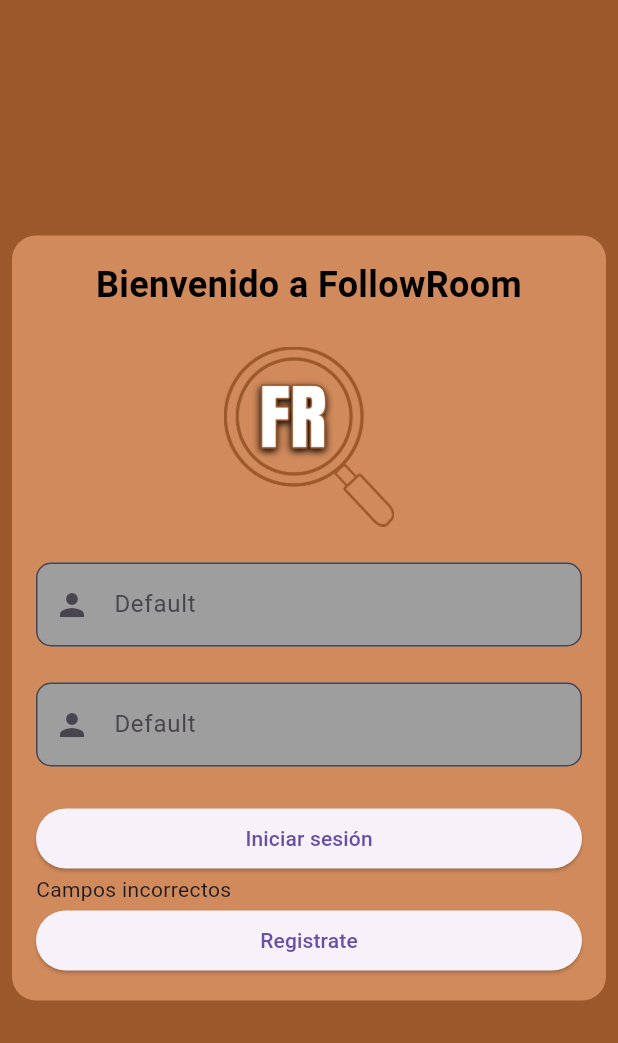
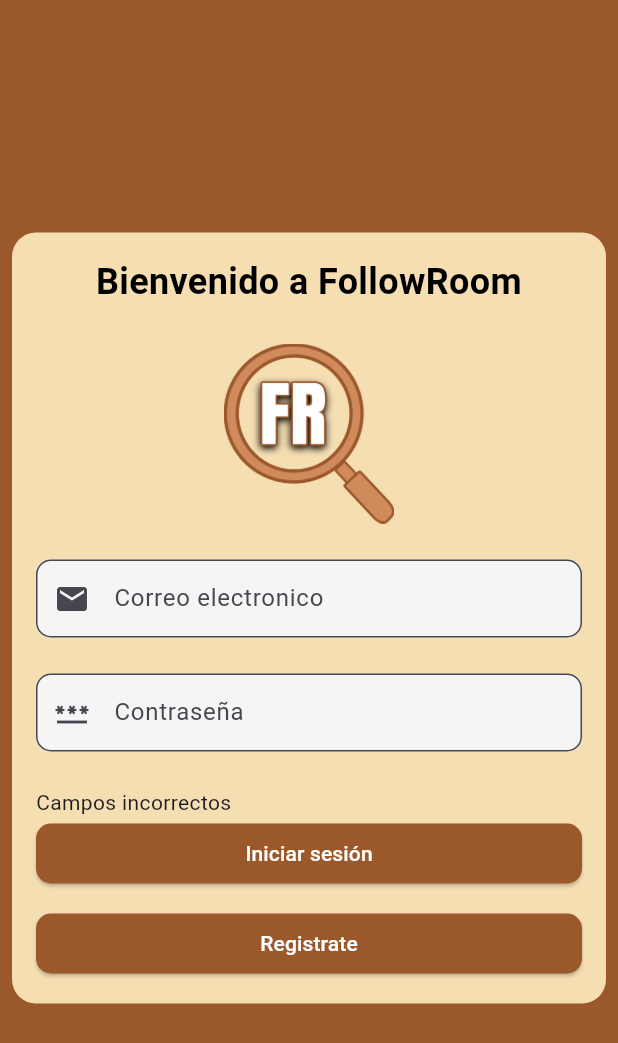
Before and after one commit to asp-laboratories/FollowRoom, a Flutter app: the screen it shows after launch, after a tap on "Iniciar sesión", on a phone screen of 412 x 824 dp. Shown: the top 1043 px of the screen. Run offline on Flutter 3.47's test engine with Material 3 defaults, Android fonts, the phone set to English and light mode, and no system bars.

Commit message:
feat: Login y sign up semicompletados, se logro crear estilos para fomentar la reutilizacion 05

```diff
--- /dev/null
+++ b/followroom_flutter/lib/core/boton_styles.dart
@@ -0,0 +1,13 @@
+import 'package:flutter/material.dart';
+import 'package:followroom_flutter/core/colores.dart';
+
+class BotonStyles {
+  static final botonEstilos =  ElevatedButton.styleFrom(
+                  foregroundColor: Colors.white,
+                  backgroundColor: AppColores.primary,
+                  shadowColor: Colors.black,
+                  shape: RoundedRectangleBorder(
+                  borderRadius: BorderRadius.circular(10)
+                  )
+                 );
+}
--- a/followroom_flutter/lib/core/colores.dart
+++ b/followroom_flutter/lib/core/colores.dart
@@ -9,8 +9,8 @@ class AppColores {
   //static const Color background = Color(0xf2f8fc);
   //static const Color background = Color(0xf4f1f8);
   //static const Color background = Color(0xfcfcf7);
-  //static const Color backgroundComponent = Color(0xf5ddb2);
-  //static const Color backgroundComponentSelected = Color(0xf5ddb2);
+  static const Color backgroundComponent = Color(0xFFF5DEB2);
+  static const Color backgroundComponentSelected = Color(0xFFF5DEB2);
 
   static const Color foreground = Color(0xFF36454F);
   //static const Color foreground = Color(0x282828);
--- a/followroom_flutter/lib/core/input_styles.dart
+++ b/followroom_flutter/lib/core/input_styles.dart
@@ -19,3 +19,39 @@ class InputStyles {
     fillColor: Colors.grey
   );
 }
+
+InputDecoration createAppDecoration({
+  String? labelText,
+  String? hintText,
+  Widget? prefixIcon,
+  Widget? suffixIcon,
+  String? errorText,
+}) {
+  return InputDecoration(
+    labelText: labelText,
+    hintText: hintText,
+    prefixIcon: prefixIcon,
+    suffixIcon: suffixIcon,
+    errorText: errorText,
+
+    // Estilos fijos que quieres reutilizar
+    border: OutlineInputBorder(
+      borderRadius: BorderRadius.circular(10.0),
+    ),
+    focusedBorder: OutlineInputBorder(
+      borderSide: BorderSide(color: const Color(0xFFFFFFFF), width: 2.0),
+      borderRadius: BorderRadius.circular(10.0),
+    ),
+    errorBorder: OutlineInputBorder(
+      borderSide: BorderSide(color: Colors.red, width: 2.0),
+      borderRadius: BorderRadius.circular(10.0),
+    ),
+    focusedErrorBorder: OutlineInputBorder(
+      borderSide: BorderSide(color: Colors.orange, width: 2.0),
+      borderRadius: BorderRadius.circular(10.0),
+    ),
+    filled: true,
+    fillColor: Colors.grey[100],
+    contentPadding: EdgeInsets.symmetric(horizontal: 16, vertical: 14),
+  );
+}
--- a/followroom_flutter/lib/login_screen.dart
+++ b/followroom_flutter/lib/login_screen.dart
@@ -1,4 +1,5 @@
 import 'package:flutter/material.dart';
+import 'package:followroom_flutter/core/boton_styles.dart';
 import 'package:followroom_flutter/core/colores.dart';
 import 'package:followroom_flutter/core/input_styles.dart';
 import 'package:followroom_flutter/core/texto_styles.dart';
@@ -23,14 +24,13 @@ class _LoginScreenState extends State<LoginScreen> {
   Widget build(BuildContext context) {
     return Scaffold(
       backgroundColor: AppColores.primary,
-      body:
-        Expanded(
+      body: Expanded(
         child: Center(
           child: Padding(
             padding: const EdgeInsets.all(8.0),
             child: Container(
               decoration: BoxDecoration(
-              color: AppColores.secundary,
+                color: AppColores.backgroundComponent,
                 borderRadius: BorderRadius.circular(16),
               ),
               child: Padding(
@@ -39,47 +39,94 @@ class _LoginScreenState extends State<LoginScreen> {
                   mainAxisSize: MainAxisSize.min,
                   crossAxisAlignment: CrossAxisAlignment.stretch,
                   children: [
-                Text("Bienvenido a FollowRoom", style: TextEstilos.encabezados, textAlign: TextAlign.center,),
-                SizedBox(height: 24,),
-                Image.asset('assets/images/followroom_logo.png', height: 120,),
-                SizedBox(height: 24,),
+                    Text(
+                      "Bienvenido a FollowRoom",
+                      style: TextEstilos.encabezados,
+                      textAlign: TextAlign.center,
+                    ),
+
+                    SizedBox(height: 24),
+
+                    Image.asset(
+                      'assets/images/followroom_logo.png',
+                      height: 120,
+                    ),
+
+                    SizedBox(height: 24),
+
                     TextField(
                       controller: email,
-                  decoration: InputStyles.input
+                      decoration: createAppDecoration(
+                        labelText: 'Correo electronico',
+                        prefixIcon: Icon(Icons.email),
                       ),
-                SizedBox(height: 24,),
+                    ),
+
+                    SizedBox(height: 24),
+
                     TextField(
                       controller: password,
-                  decoration: InputStyles.input
+                      decoration: createAppDecoration(
+                        labelText: 'Contraseña',
+                        prefixIcon: Icon(Icons.password),
                       ),
-                SizedBox(height: 24,),
-                ElevatedButton(onPressed: (){
+                    ),
 
-                  if(email.text == 'example' && password.text =='123'){
-                    Navigator.push(context,
-                    MaterialPageRoute(builder: (context)=>FollowRoom()));
-                  } else if ((email.text == 'exa' && password.text =='321')){
-                    Navigator.push(context,
-                    MaterialPageRoute(builder: (context)=>Almacen()));
+                    SizedBox(height: 24),
+
+                    Text(mensajeError),
+
+                    ElevatedButton(
+                      onPressed: () {
+                        if (email.text == 'example' && password.text == '123') {
+                          Navigator.push(
+                            context,
+                            MaterialPageRoute(
+                              builder: (context) => FollowRoom(),
+                            ),
+                          );
+                        } else if ((email.text == 'exa' &&
+                            password.text == '321')) {
+                          Navigator.push(
+                            context,
+                            MaterialPageRoute(builder: (context) => Almacen()),
+                          );
                         } else {
                           setState(() {
                             mensajeError = "Campos incorrectos";
                           });
                         }
+                      },
+                      style: ElevatedButton.styleFrom(
+                        foregroundColor: Colors.white,
+                        backgroundColor: AppColores.primary,
+                        shadowColor: Colors.black,
+                        shape: RoundedRectangleBorder(
+                          borderRadius: BorderRadius.circular(10),
+                        ),
+                      ),
+                      child: Text("Iniciar sesión"),
+                    ),
 
+                    SizedBox(height: 12),
+
+                    ElevatedButton(
+                      onPressed: () {
+                        Navigator.push(
+                          context,
+                          MaterialPageRoute(builder: (context) => Registro()),
+                        );
                       },
-                 child: Text("Iniciar sesión")),
-                 Text(mensajeError),
-                 ElevatedButton(onPressed: (){
-                  Navigator.push(context, MaterialPageRoute(builder: (context)=>Registro()));
-                 }, child: Text("Registrate"))
+                      style: BotonStyles.botonEstilos,
+                      child: Text("Registrate"),
+                    ),
                   ],
                 ),
               ),
             ),
           ),
-        )
-    )
+        ),
+      ),
     );
   }
 }
```
Also changed, not shown: followroom_flutter/lib/signup_screen.dart (+72 -2 lines). Lines whose indentation alone changed are shown as unchanged.
